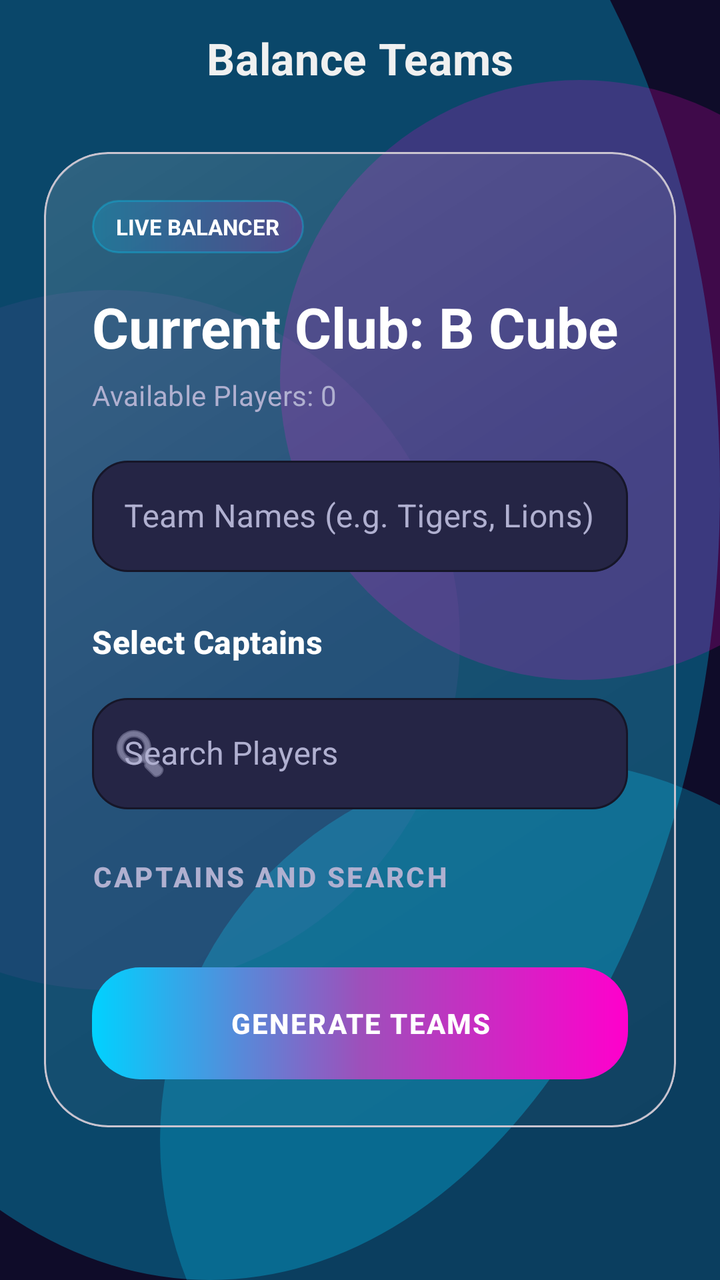
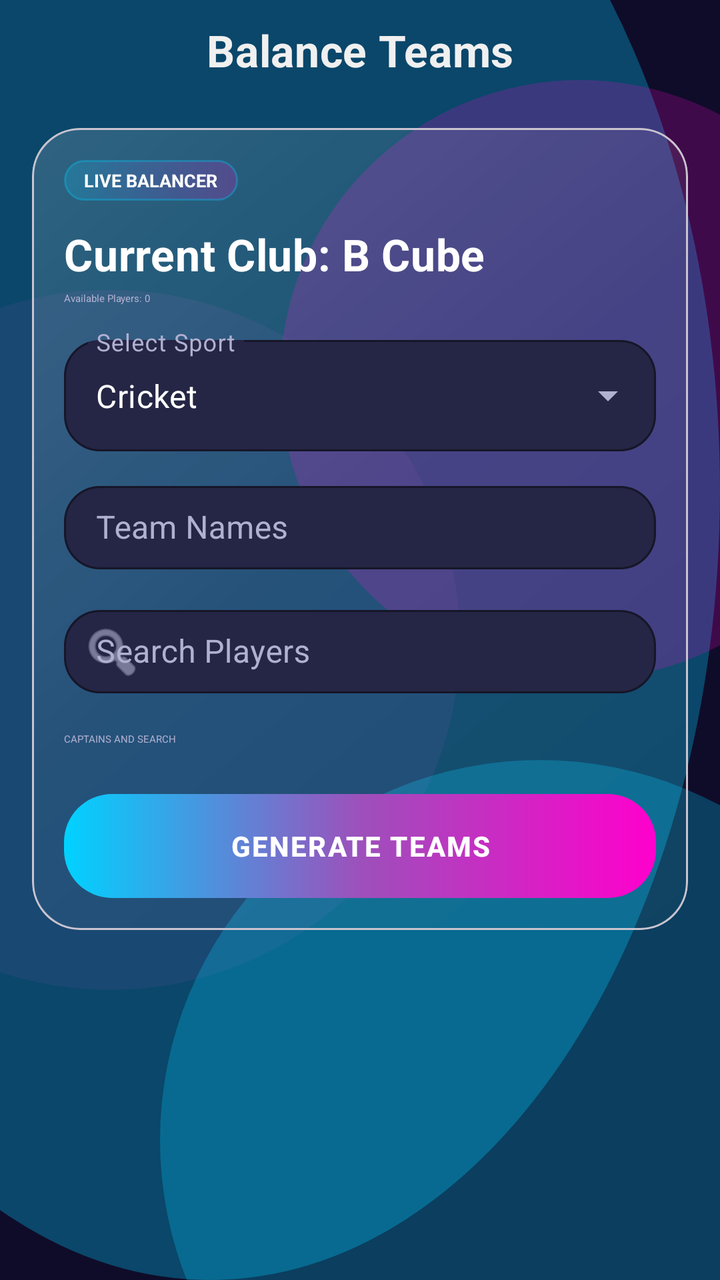

The first picture is an Android layout as it rendered before a commit; the second is the same layout after the commit. The layout source and the unified diff follow.
<!-- AndroidManifest.xml: application theme Theme.TeamBalancer -->
<!-- res/layout/fragment_balance.xml -->
<?xml version="1.0" encoding="utf-8"?>
<androidx.coordinatorlayout.widget.CoordinatorLayout xmlns:android="http://schemas.android.com/apk/res/android"
    xmlns:app="http://schemas.android.com/apk/res-auto"
    android:layout_width="match_parent"
    android:layout_height="match_parent"
    android:background="@drawable/bg_app_shell">

    <com.google.android.material.appbar.AppBarLayout
        android:layout_width="match_parent"
        android:layout_height="wrap_content"
        android:background="@android:color/transparent"
        app:elevation="0dp">

        <com.google.android.material.appbar.MaterialToolbar
            android:id="@+id/toolbar"
            style="@style/Widget.TeamBalancer.Toolbar"
            android:layout_width="match_parent"
            android:layout_height="wrap_content"
            app:title="Balance Teams"
            app:titleCentered="true" />
    </com.google.android.material.appbar.AppBarLayout>

    <androidx.core.widget.NestedScrollView
        android:layout_width="match_parent"
        android:layout_height="match_parent"
        android:clipToPadding="false"
        app:layout_behavior="@string/appbar_scrolling_view_behavior">

        <LinearLayout
            android:layout_width="match_parent"
            android:layout_height="wrap_content"
            android:orientation="vertical"
            android:paddingHorizontal="@dimen/screen_padding_x"
            android:paddingTop="12dp"
            android:paddingBottom="@dimen/content_bottom_inset">

            <com.google.android.material.card.MaterialCardView
                android:layout_width="match_parent"
                android:layout_height="wrap_content"
                app:cardBackgroundColor="@android:color/transparent"
                app:cardCornerRadius="@dimen/glass_corner"
                app:cardElevation="0dp">

                <LinearLayout
                    android:layout_width="match_parent"
                    android:layout_height="wrap_content"
                    android:background="@drawable/bg_glass_card"
                    android:orientation="vertical"
                    android:padding="24dp">

                    <TextView
                        android:layout_width="wrap_content"
                        android:layout_height="wrap_content"
                        android:background="@drawable/bg_stat_pill"
                        android:paddingHorizontal="12dp"
                        android:paddingVertical="6dp"
                        android:text="LIVE BALANCER"
                        android:textAllCaps="true"
                        android:textColor="@color/white"
                        android:textSize="11sp"
                        android:textStyle="bold" />

                    <TextView
                        android:id="@+id/txtCurrentClub"
                        android:layout_width="match_parent"
                        android:layout_height="wrap_content"
                        android:layout_marginTop="18dp"
                        android:text="Current Club: B Cube"
                        android:textAppearance="@style/TextAppearance.TeamBalancer.HeadlineMedium"
                        android:textColor="@color/white" />

                    <TextView
                        android:id="@+id/txtAvailableCount"
                        android:layout_width="match_parent"
                        android:layout_height="wrap_content"
                        android:layout_marginTop="6dp"
                        android:text="Available Players: 0"
                        android:textAppearance="@style/TextAppearance.TeamBalancer.BodyMedium"
                        android:textColor="@color/on_surface_variant" />

                    <TextView
                        android:id="@+id/txtSavedTeamsLabel"
                        android:layout_width="match_parent"
                        android:layout_height="wrap_content"
                        android:layout_marginTop="24dp"
                        android:text="Using Teams:"
                        android:textAppearance="@style/TextAppearance.TeamBalancer.LabelLarge"
                        android:textColor="@color/white"
                        android:visibility="gone" />

                    <com.google.android.material.chip.ChipGroup
                        android:id="@+id/chipGroupTeams"
                        android:layout_width="match_parent"
                        android:layout_height="wrap_content"
                        android:layout_marginTop="8dp"
                        android:visibility="gone"
                        app:chipSpacingHorizontal="8dp" />

                    <com.google.android.material.textfield.TextInputLayout
                        android:id="@+id/layoutTeamNames"
                        style="@style/Widget.TeamBalancer.TextInputLayout"
                        android:layout_width="match_parent"
                        android:layout_height="wrap_content"
                        android:layout_marginTop="18dp"
                        android:hint="Team Names (e.g. Tigers, Lions)"
                        app:boxBackgroundColor="@color/surface_elevated"
                        app:boxStrokeColor="@color/accent"
                        app:hintTextColor="@color/accent">

                        <com.google.android.material.textfield.TextInputEditText
                            android:id="@+id/editTeamNames"
                            android:layout_width="match_parent"
                            android:layout_height="wrap_content"
                            android:inputType="text"
                            android:textColor="@color/on_surface"
                            android:textCursorDrawable="@null" />
                    </com.google.android.material.textfield.TextInputLayout>

                    <TextView
                        android:layout_width="match_parent"
                        android:layout_height="wrap_content"
                        android:layout_marginTop="24dp"
                        android:text="Select Captains"
                        android:textAppearance="@style/TextAppearance.TeamBalancer.TitleMedium"
                        android:textColor="@color/white" />

                    <com.google.android.material.textfield.TextInputLayout
                        android:id="@+id/layoutSearch"
                        style="@style/Widget.TeamBalancer.TextInputLayout"
                        android:layout_width="match_parent"
                        android:layout_height="wrap_content"
                        android:layout_marginTop="12dp"
                        android:hint="Search Players"
                        app:boxBackgroundColor="@color/surface_elevated"
                        app:boxStrokeColor="@color/accent"
                        app:hintTextColor="@color/accent"
                        app:startIconDrawable="@android:drawable/ic_menu_search"
                        app:startIconTint="@color/on_surface_variant">

                        <com.google.android.material.textfield.TextInputEditText
                            android:id="@+id/editSearch"
                            android:layout_width="match_parent"
                            android:layout_height="wrap_content"
                            android:inputType="text"
                            android:textColor="@color/on_surface"
                            android:textCursorDrawable="@null" />
                    </com.google.android.material.textfield.TextInputLayout>

                    <TextView
                        android:layout_width="match_parent"
                        android:layout_height="wrap_content"
                        android:layout_marginTop="24dp"
                        android:layout_marginBottom="12dp"
                        android:text="CAPTAINS AND SEARCH"
                        android:textAppearance="@style/TextAppearance.TeamBalancer.LabelLarge"
                        android:textColor="@color/on_surface_variant" />

                    <androidx.recyclerview.widget.RecyclerView
                        android:id="@+id/recyclerCaptainSelection"
                        android:layout_width="match_parent"
                        android:layout_height="wrap_content"
                        android:nestedScrollingEnabled="false" />

                    <com.google.android.material.button.MaterialButton
                        android:id="@+id/btnGenerate"
                        android:layout_width="match_parent"
                        android:layout_height="@dimen/cta_height"
                        android:layout_marginTop="24dp"
                        android:background="@drawable/bg_button_gradient"
                        android:text="GENERATE TEAMS"
                        android:textColor="@android:color/white"
                        android:textStyle="bold"
                        android:letterSpacing="0.05"
                        app:backgroundTint="@null"
                        app:cornerRadius="@dimen/card_corner_lg" />
                </LinearLayout>
            </com.google.android.material.card.MaterialCardView>

        </LinearLayout>
    </androidx.core.widget.NestedScrollView>

</androidx.coordinatorlayout.widget.CoordinatorLayout>
<!-- resources referenced by this layout -->
<resources>
  <color name="accent">#00D2FF</color>
  <color name="on_surface">#F0F0F0</color>
  <color name="on_surface_variant">#B0B0D0</color>
  <color name="surface_elevated">#252545</color>
  <color name="white">#FFFFFF</color>
  <dimen name="card_corner_lg">28dp</dimen>
  <dimen name="content_bottom_inset">28dp</dimen>
  <dimen name="cta_height">56dp</dimen>
  <dimen name="glass_corner">32dp</dimen>
  <dimen name="screen_padding_x">22dp</dimen>
  <style name="TextAppearance.TeamBalancer.BodyMedium" parent="TextAppearance.Material3.BodyMedium">
          <item name="android:letterSpacing">0.01</item>
      </style>
  <style name="TextAppearance.TeamBalancer.LabelLarge" parent="TextAppearance.Material3.LabelLarge">
          <item name="android:textStyle">bold</item>
          <item name="android:letterSpacing">0.08</item>
      </style>
  <style name="TextAppearance.TeamBalancer.TitleMedium" parent="TextAppearance.Material3.TitleMedium">
          <item name="android:textStyle">bold</item>
          <item name="android:letterSpacing">0.01</item>
      </style>
  <style name="Theme.TeamBalancer" parent="Base.Theme.TeamBalancer" />
  <color name="background">#0F0C29</color>
  <color name="ripple_surface">#33FFFFFF</color>
  <color name="red_gradient_start">#00D2FF</color>
  <color name="red_gradient_center">#9D50BB</color>
  <color name="red_gradient_end">#FF00CC</color>
  <color name="stroke_glow">#4D00D2FF</color>
  <color name="divider">#3F3F6F</color>
  <style name="TextAppearance.TeamBalancer.TitleLarge" parent="TextAppearance.Material3.TitleLarge">
          <item name="android:textStyle">bold</item>
          <item name="android:letterSpacing">0.01</item>
      </style>
  <dimen name="toolbar_min_height">64dp</dimen>
  <color name="primary">#302B63</color>
  <color name="primary_variant">#24243E</color>
  <color name="secondary">#FF00CC</color>
  <color name="on_secondary">#FFFFFF</color>
  <color name="surface_soft">#2E2E5A</color>
  <color name="surface">#1A1A2E</color>
  <style name="TextAppearance.TeamBalancer.HeadlineLarge" parent="TextAppearance.Material3.HeadlineLarge">
          <item name="android:textStyle">bold</item>
          <item name="android:letterSpacing">0.0</item>
      </style>
  <style name="TextAppearance.TeamBalancer.TitleSmall" parent="TextAppearance.Material3.TitleSmall">
          <item name="android:textStyle">bold</item>
          <item name="android:letterSpacing">0.02</item>
      </style>
  <style name="TextAppearance.TeamBalancer.BodyLarge" parent="TextAppearance.Material3.BodyLarge">
          <item name="android:letterSpacing">0.01</item>
      </style>
  <style name="TextAppearance.TeamBalancer.LabelMedium" parent="TextAppearance.Material3.LabelMedium">
          <item name="android:textStyle">bold</item>
          <item name="android:letterSpacing">0.06</item>
      </style>
  <style name="ShapeAppearance.TeamBalancer.Small" parent="ShapeAppearance.Material3.SmallComponent">
          <item name="cornerSize">10dp</item>
      </style>
  <style name="ShapeAppearance.TeamBalancer.Medium" parent="ShapeAppearance.Material3.MediumComponent">
          <item name="cornerSize">20dp</item>
      </style>
  <style name="Widget.TeamBalancer.Button.Text" parent="Widget.Material3.Button.TextButton">
          <item name="android:textColor">@color/accent</item>
          <item name="android:textStyle">bold</item>
      </style>
  <!-- unchanged entries left out for length: 12 -->
</resources>

<!-- the commit's change to res/layout/fragment_balance.xml (unified diff, before → after) -->
@@ -31,7 +31,7 @@
             android:layout_height="wrap_content"
             android:orientation="vertical"
             android:paddingHorizontal="@dimen/screen_padding_x"
-            android:paddingTop="12dp"
+            android:paddingTop="8dp"
             android:paddingBottom="@dimen/content_bottom_inset">
 
             <com.google.android.material.card.MaterialCardView
@@ -46,47 +46,63 @@
                     android:layout_height="wrap_content"
                     android:background="@drawable/bg_glass_card"
                     android:orientation="vertical"
-                    android:padding="24dp">
+                    android:padding="16dp">
 
                     <TextView
                         android:layout_width="wrap_content"
                         android:layout_height="wrap_content"
                         android:background="@drawable/bg_stat_pill"
-                        android:paddingHorizontal="12dp"
-                        android:paddingVertical="6dp"
+                        android:paddingHorizontal="10dp"
+                        android:paddingVertical="4dp"
                         android:text="LIVE BALANCER"
                         android:textAllCaps="true"
                         android:textColor="@color/white"
-                        android:textSize="11sp"
+                        android:textSize="9sp"
                         android:textStyle="bold" />
 
                     <TextView
                         android:id="@+id/txtCurrentClub"
                         android:layout_width="match_parent"
                         android:layout_height="wrap_content"
-                        android:layout_marginTop="18dp"
+                        android:layout_marginTop="12dp"
                         android:text="Current Club: B Cube"
-                        android:textAppearance="@style/TextAppearance.TeamBalancer.HeadlineMedium"
+                        android:textAppearance="@style/TextAppearance.TeamBalancer.TitleLarge"
                         android:textColor="@color/white" />
 
                     <TextView
                         android:id="@+id/txtAvailableCount"
                         android:layout_width="match_parent"
                         android:layout_height="wrap_content"
-                        android:layout_marginTop="6dp"
+                        android:layout_marginTop="4dp"
                         android:text="Available Players: 0"
-                        android:textAppearance="@style/TextAppearance.TeamBalancer.BodyMedium"
+                        android:textAppearance="@style/TextAppearance.TeamBalancer.BodySmall"
                         android:textColor="@color/on_surface_variant" />
+
+                    <com.google.android.material.textfield.TextInputLayout
+                        style="@style/Widget.TeamBalancer.TextInputLayout.ExposedDropdownMenu"
+                        android:layout_width="match_parent"
+                        android:layout_height="wrap_content"
+                        android:layout_marginTop="12dp"
+                        android:hint="Select Sport">
+
+                        <AutoCompleteTextView
+                            android:id="@+id/spinnerSport"
+                            android:layout_width="match_parent"
+                            android:layout_height="wrap_content"
+                            android:inputType="none"
+                            android:text="Cricket"
+                            android:textColor="@color/white" />
+                    </com.google.android.material.textfield.TextInputLayout>
 
                     <TextView
                         android:id="@+id/txtSavedTeamsLabel"
                         android:layout_width="match_parent"
                         android:layout_height="wrap_content"
-                        android:layout_marginTop="24dp"
-                        android:text="Using Teams:"
-                        android:textAppearance="@style/TextAppearance.TeamBalancer.LabelLarge"
-                        android:textColor="@color/white"
-                        android:visibility="gone" />
+                        android:layout_marginTop="12dp"
+                        android:text="@string/saved_teams_label"
+                        android:visibility="gone"
+                        android:textAppearance="@style/TextAppearance.TeamBalancer.LabelSmall"
+                        android:textColor="@color/on_surface_variant" />
 
                     <com.google.android.material.chip.ChipGroup
                         android:id="@+id/chipGroupTeams"
@@ -94,15 +110,15 @@
                         android:layout_height="wrap_content"
                         android:layout_marginTop="8dp"
                         android:visibility="gone"
-                        app:chipSpacingHorizontal="8dp" />
+                        app:chipSpacingHorizontal="6dp" />
 
                     <com.google.android.material.textfield.TextInputLayout
                         android:id="@+id/layoutTeamNames"
                         style="@style/Widget.TeamBalancer.TextInputLayout"
                         android:layout_width="match_parent"
                         android:layout_height="wrap_content"
-                        android:layout_marginTop="18dp"
-                        android:hint="Team Names (e.g. Tigers, Lions)"
+                        android:layout_marginTop="12dp"
+                        android:hint="Team Names"
                         app:boxBackgroundColor="@color/surface_elevated"
                         app:boxStrokeColor="@color/accent"
                         app:hintTextColor="@color/accent">
@@ -112,17 +128,10 @@
                             android:layout_width="match_parent"
                             android:layout_height="wrap_content"
                             android:inputType="text"
+                            android:paddingVertical="10dp"
                             android:textColor="@color/on_surface"
                             android:textCursorDrawable="@null" />
                     </com.google.android.material.textfield.TextInputLayout>
-
-                    <TextView
-                        android:layout_width="match_parent"
-                        android:layout_height="wrap_content"
-                        android:layout_marginTop="24dp"
-                        android:text="Select Captains"
-                        android:textAppearance="@style/TextAppearance.TeamBalancer.TitleMedium"
-                        android:textColor="@color/white" />
 
                     <com.google.android.material.textfield.TextInputLayout
                         android:id="@+id/layoutSearch"
@@ -142,6 +151,7 @@
                             android:layout_width="match_parent"
                             android:layout_height="wrap_content"
                             android:inputType="text"
+                            android:paddingVertical="10dp"
                             android:textColor="@color/on_surface"
                             android:textCursorDrawable="@null" />
                     </com.google.android.material.textfield.TextInputLayout>
@@ -149,10 +159,10 @@
                     <TextView
                         android:layout_width="match_parent"
                         android:layout_height="wrap_content"
-                        android:layout_marginTop="24dp"
-                        android:layout_marginBottom="12dp"
+                        android:layout_marginTop="16dp"
+                        android:layout_marginBottom="8dp"
                         android:text="CAPTAINS AND SEARCH"
-                        android:textAppearance="@style/TextAppearance.TeamBalancer.LabelLarge"
+                        android:textAppearance="@style/TextAppearance.TeamBalancer.LabelSmall"
                         android:textColor="@color/on_surface_variant" />
 
                     <androidx.recyclerview.widget.RecyclerView
@@ -165,7 +175,7 @@
                         android:id="@+id/btnGenerate"
                         android:layout_width="match_parent"
                         android:layout_height="@dimen/cta_height"
-                        android:layout_marginTop="24dp"
+                        android:layout_marginTop="16dp"
                         android:background="@drawable/bg_button_gradient"
                         android:text="GENERATE TEAMS"
                         android:textColor="@android:color/white"
<!-- resource entries referenced after the edit -->
@@ -5,11 +5,11 @@
   <color name="on_surface_variant">#B0B0D0</color>
   <color name="surface_elevated">#252545</color>
   <color name="white">#FFFFFF</color>
-  <dimen name="card_corner_lg">28dp</dimen>
-  <dimen name="content_bottom_inset">28dp</dimen>
-  <dimen name="cta_height">56dp</dimen>
-  <dimen name="glass_corner">32dp</dimen>
-  <dimen name="screen_padding_x">22dp</dimen>
+  <dimen name="card_corner_lg">22dp</dimen>
+  <dimen name="content_bottom_inset">20dp</dimen>
+  <dimen name="cta_height">52dp</dimen>
+  <dimen name="glass_corner">24dp</dimen>
+  <dimen name="screen_padding_x">16dp</dimen>
   <style name="TextAppearance.TeamBalancer.BodyMedium" parent="TextAppearance.Material3.BodyMedium">
           <item name="android:letterSpacing">0.01</item>
       </style>
@@ -33,7 +33,17 @@
           <item name="android:textStyle">bold</item>
           <item name="android:letterSpacing">0.01</item>
       </style>
-  <dimen name="toolbar_min_height">64dp</dimen>
+  <style name="Widget.TeamBalancer.TextInputLayout.ExposedDropdownMenu" parent="Widget.Material3.TextInputLayout.OutlinedBox.ExposedDropdownMenu">
+          <item name="boxCornerRadiusTopStart">18dp</item>
+          <item name="boxCornerRadiusTopEnd">18dp</item>
+          <item name="boxCornerRadiusBottomStart">18dp</item>
+          <item name="boxCornerRadiusBottomEnd">18dp</item>
+          <item name="boxStrokeWidth">1dp</item>
+          <item name="boxStrokeWidthFocused">2dp</item>
+          <item name="boxStrokeColor">@color/divider</item>
+          <item name="boxBackgroundColor">@color/surface_elevated</item>
+      </style>
+  <dimen name="toolbar_min_height">56dp</dimen>
   <color name="primary">#302B63</color>
   <color name="primary_variant">#24243E</color>
   <color name="secondary">#FF00CC</color>
